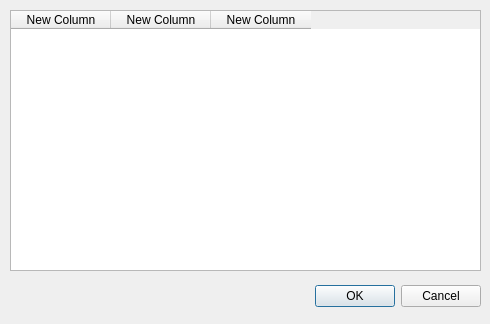
Qt form ui/multiselectiondialog.ui (aarnt/octopi) before a commit.
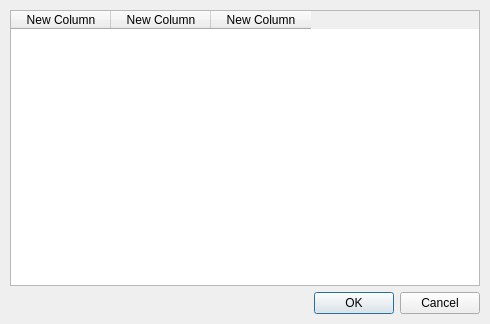
The same form after that commit.

Commit message: - Updated bulgarian and turkish translations; - Updated MultiSelectionDialog code.

Diff of the .ui file:
```diff
--- a/ui/multiselectiondialog.ui
+++ b/ui/multiselectiondialog.ui
@@ -1,7 +1,13 @@
 <?xml version="1.0" encoding="UTF-8"?>
 <ui version="4.0">
  <class>MultiSelectionDialog</class>
- <widget class="QDialog" name="MultiSelectionDialog">
+ <widget class="QWidget" name="MultiSelectionDialog">
+  <property name="modal" stdset="0">
+   <bool>false</bool>
+  </property>
+  <property name="windowModality">
+   <enum>Qt::NonModal</enum>
+  </property>
   <property name="geometry">
    <rect>
     <x>0</x>
@@ -10,12 +16,6 @@
     <height>324</height>
    </rect>
   </property>
-  <property name="minimumSize">
-   <size>
-    <width>490</width>
-    <height>324</height>
-   </size>
-  </property>
   <property name="maximumSize">
    <size>
     <width>490</width>
@@ -25,33 +25,23 @@
   <property name="windowTitle">
    <string>Dialog</string>
   </property>
-  <property name="modal">
-   <bool>true</bool>
-  </property>
-  <widget class="QDialogButtonBox" name="buttonBox">
-   <property name="geometry">
-    <rect>
-     <x>180</x>
-     <y>280</y>
-     <width>301</width>
-     <height>32</height>
-    </rect>
+  <layout class="QVBoxLayout" name="verticalLayout" stretch="0,0,0">
+   <property name="spacing">
+    <number>0</number>
+   </property>
+   <property name="sizeConstraint">
+    <enum>QLayout::SetMinimumSize</enum>
    </property>
-   <property name="orientation">
-    <enum>Qt::Horizontal</enum>
+   <property name="margin">
+    <number>10</number>
    </property>
-   <property name="standardButtons">
-    <set>QDialogButtonBox::Cancel|QDialogButtonBox::Ok</set>
-   </property>
-  </widget>
+   <item>
   <widget class="QTableWidget" name="twDepPackages">
-   <property name="geometry">
-    <rect>
-     <x>10</x>
-     <y>10</y>
-     <width>471</width>
-     <height>261</height>
-    </rect>
+     <property name="minimumSize">
+      <size>
+       <width>470</width>
+       <height>0</height>
+      </size>
    </property>
    <property name="editTriggers">
     <set>QAbstractItemView::NoEditTriggers</set>
@@ -90,6 +80,34 @@
     </property>
    </column>
   </widget>
+   </item>
+   <item>
+    <spacer name="verticalSpacer">
+     <property name="orientation">
+      <enum>Qt::Vertical</enum>
+     </property>
+     <property name="sizeType">
+      <enum>QSizePolicy::Fixed</enum>
+     </property>
+     <property name="sizeHint" stdset="0">
+      <size>
+       <width>20</width>
+       <height>6</height>
+      </size>
+     </property>
+    </spacer>
+   </item>
+   <item>
+    <widget class="QDialogButtonBox" name="buttonBox">
+     <property name="orientation">
+      <enum>Qt::Horizontal</enum>
+     </property>
+     <property name="standardButtons">
+      <set>QDialogButtonBox::Cancel|QDialogButtonBox::Ok</set>
+     </property>
+    </widget>
+   </item>
+  </layout>
  </widget>
  <resources/>
  <connections>
```
Lines whose indentation alone changed are shown as unchanged. The commit also changes 7 other files.
